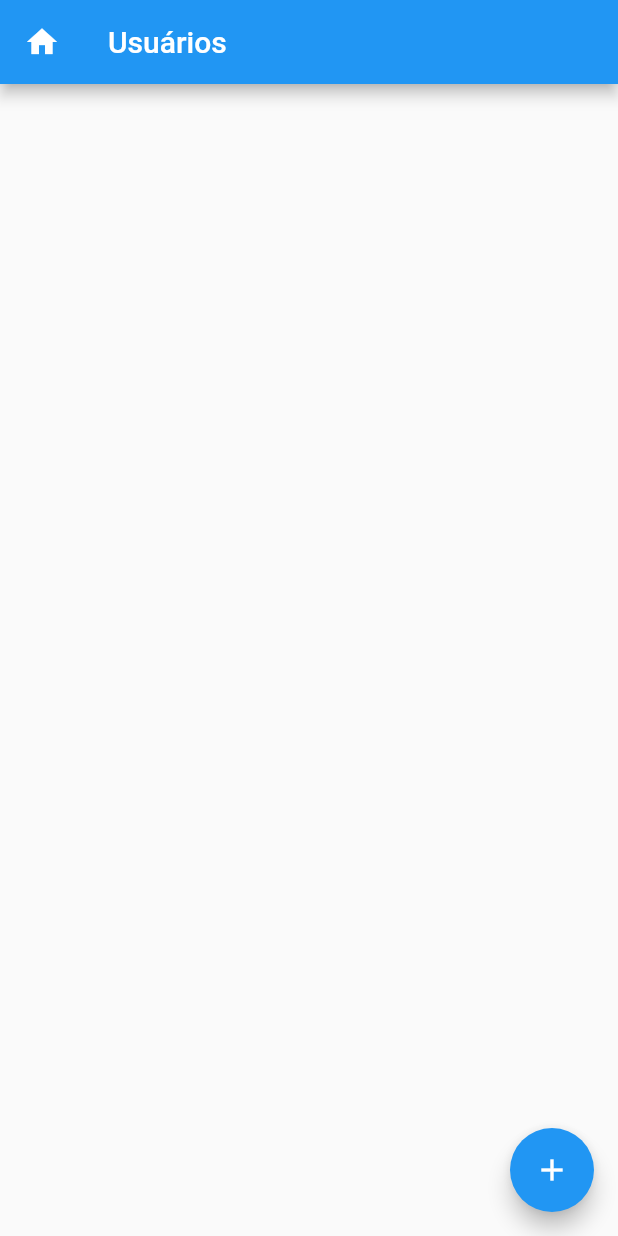
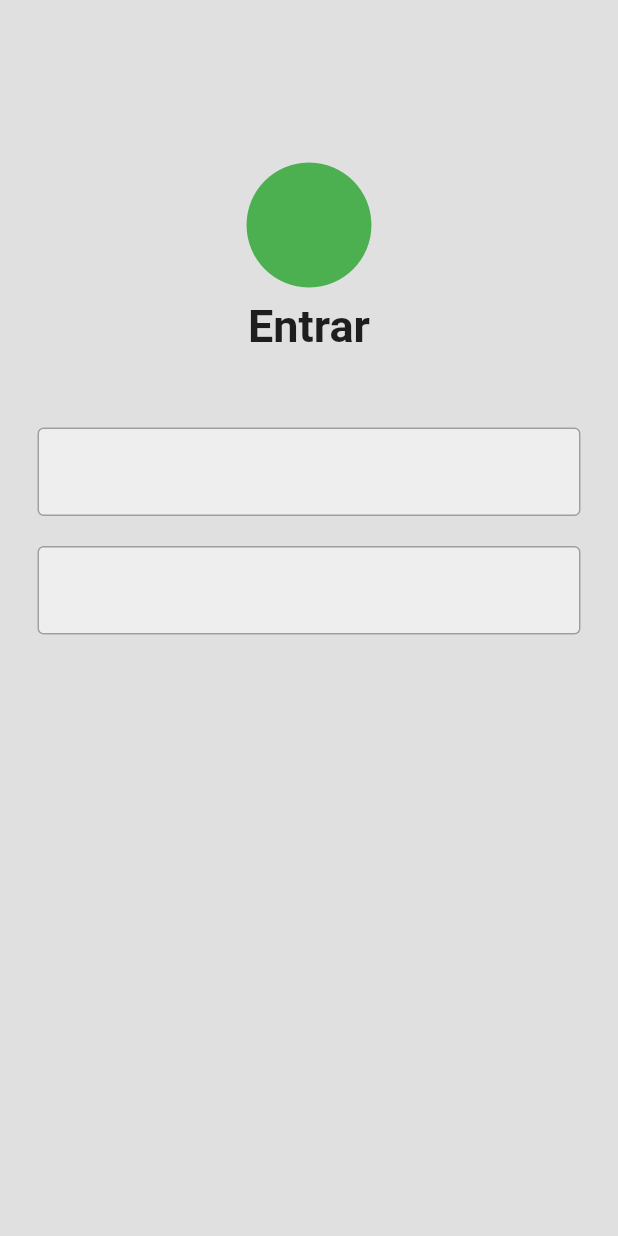
Before and after one commit to Vitkinn/find-services, a Flutter app: the first screen one second after launch, on a phone screen of 412 x 824 dp. Run offline on Flutter 3.47's test engine with Material 2 defaults, Android fonts, the phone set to English and light mode, and no system bars; our stand-ins replace brasil_fields, dartz, dio, flutter_modular.

Commit message:
Login Screen initials.

```diff
--- /dev/null
+++ b/lib/components/custom_text_field.dart
@@ -0,0 +1,20 @@
+import 'package:flutter/material.dart';
+
+class CustomTextField extends StatelessWidget {
+  const CustomTextField({super.key});
+
+  @override
+  Widget build(BuildContext context) {
+    return Padding(
+      padding: const EdgeInsets.symmetric(horizontal: 25.0),
+      child: TextField(
+          decoration: InputDecoration(
+              enabledBorder: const OutlineInputBorder(
+                  borderSide: BorderSide(color: Colors.grey)),
+              focusedBorder: const OutlineInputBorder(
+                  borderSide: BorderSide(color: Colors.green)),
+              fillColor: Colors.grey.shade200,
+              filled: true)),
+    );
+  }
+}
--- a/lib/main.dart
+++ b/lib/main.dart
@@ -17,8 +17,8 @@ class _AppState extends State<App> {
   @override
   Widget build(BuildContext context) {
     return MaterialApp.router(
-      title: 'ViaCep Mobile',
-      theme: ThemeData(primarySwatch: Colors.blue),
+      title: 'FindServices',
+      theme: ThemeData(primarySwatch: Colors.green),
       routeInformationParser: Modular.routeInformationParser,
       routerDelegate: Modular.routerDelegate,
     );
--- /dev/null
+++ b/lib/src/modules/user/presentation/pages/login_page.dart
@@ -0,0 +1,49 @@
+import 'package:flutter/material.dart';
+import '../../../../../components/custom_text_field.dart';
+
+class LoginPage extends StatefulWidget {
+  const LoginPage({super.key});
+
+  @override
+  State<LoginPage> createState() => _LoginPageState();
+}
+
+class _LoginPageState extends State<LoginPage> {
+  @override
+  Widget build(BuildContext context) {
+    return Scaffold(
+      backgroundColor: Colors.grey[300],
+      body: const SafeArea(
+        child: Center(
+          child: Column(
+            children: [
+              SizedBox(height: 100),
+
+              //Logo
+              Icon(
+                Icons.circle,
+                size: 100,
+                color: Colors.green,
+              ),
+              Text(
+                'Entrar',
+                style: TextStyle(
+                  fontSize: 30,
+                  fontWeight: FontWeight.bold,
+                ),
+              ),
+
+              SizedBox(height: 50),
+
+              CustomTextField(),
+
+              SizedBox(height: 20),
+
+              CustomTextField(),
+            ],
+          ),
+        ),
+      ),
+    );
+  }
+}
--- a/lib/src/modules/user/user_module.dart
+++ b/lib/src/modules/user/user_module.dart
@@ -5,7 +5,7 @@ import 'package:tcc_frontend/src/modules/user/domain/usecases/create_user_usecas
 import 'package:tcc_frontend/src/modules/user/domain/usecases/list_users_usecase.dart';
 import 'package:tcc_frontend/src/modules/user/presentation/controllers/list_user_controller.dart';
 import 'package:tcc_frontend/src/modules/user/presentation/controllers/new_user_controller.dart';
-import 'package:tcc_frontend/src/modules/user/presentation/pages/list_users_page.dart';
+import 'package:tcc_frontend/src/modules/user/presentation/pages/login_page.dart';
 import 'package:tcc_frontend/src/modules/user/presentation/pages/new_user_page.dart';
 
 import 'data/datasource/remote/user_datasource.dart';
@@ -33,7 +33,9 @@ class UserModule extends Module {
 
   @override
   List<ModularRoute> get routes => [
-        ChildRoute('/', child: (context, args) => const ListUsersPage()),
+        ChildRoute('/',
+            child: (context, args) =>
+                const LoginPage()), //Definir para página de login
         ChildRoute('/new_user',
             child: (context, args) => NewUserPage(args.data)),
       ];
--- a/pubspec.yaml
+++ b/pubspec.yaml
@@ -63,9 +63,10 @@ flutter:
   uses-material-design: true
 
   # To add assets to your application, add an assets section, like this:
-  # assets:
-  #   - images/a_dot_burr.jpeg
+  assets:
+    - lib/assets/images/
   #   - images/a_dot_ham.jpeg
+
 
   # An image asset can refer to one or more resolution-specific "variants", see
   # https://flutter.dev/assets-and-images/#resolution-aware
```
Also changed, not shown: lib/src/modules/user/data/datasource/remote/user_datasource.dart (+1 -73 lines), lib/src/modules/user/presentation/pages/login_page_old.dart (added, +155 -0 lines), lib/assets/images/FindServices.png (added), pubspec.lock, 1 other file.
